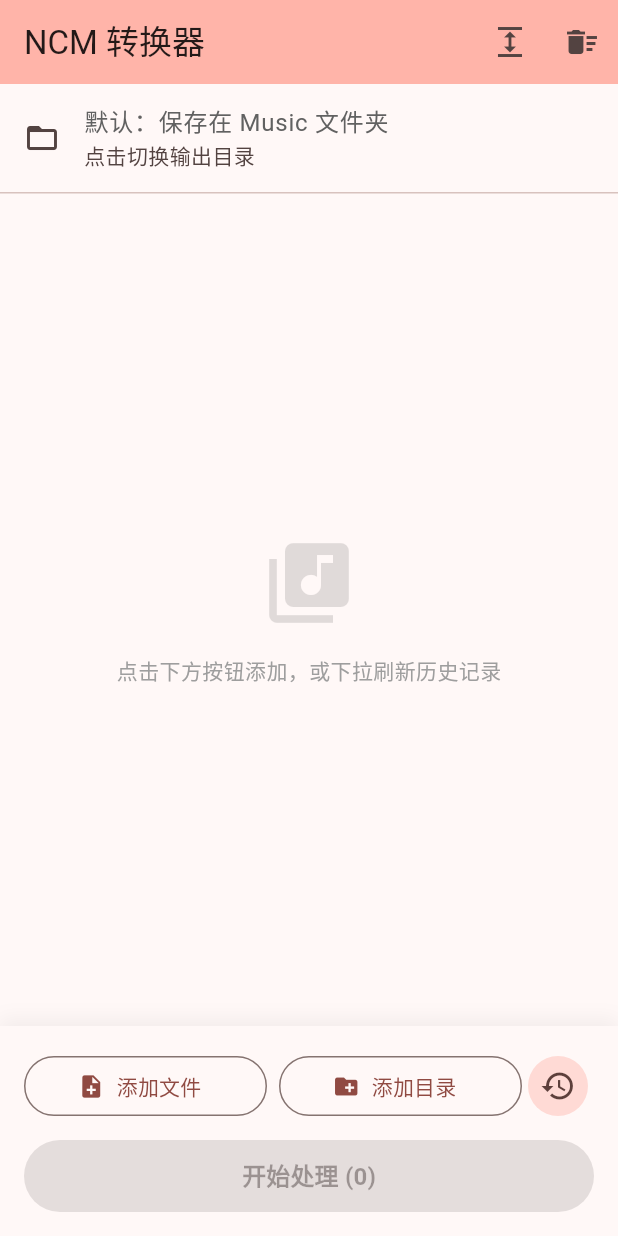
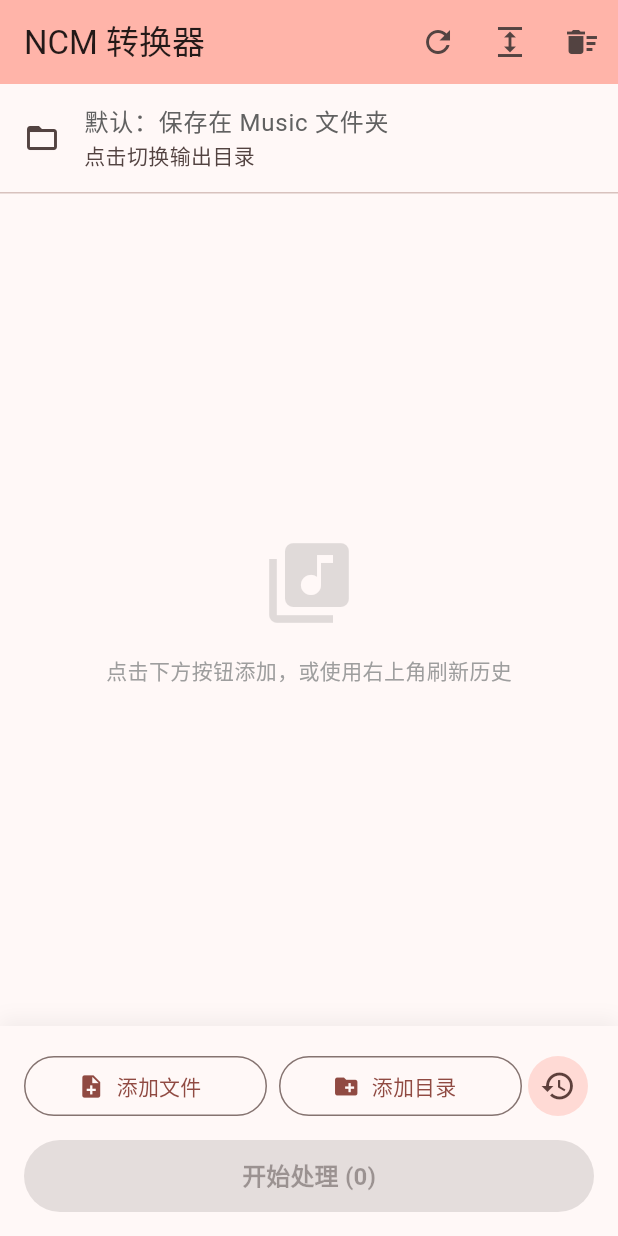
Before and after one commit to GrandDuke1106/ncmdump_mobile, a Flutter app: the screen it shows after launch, on a phone screen of 412 x 824 dp. Run offline on Flutter 3.47's test engine with Material 3 defaults, Android fonts, the light colour scheme and no system bars; our stand-ins replace device_info_plus, file_picker, permission_handler, shared_preferences; missing offline and left inert: dart:ffi.

Commit message:
improve ui

```diff
--- a/ncmdump_mobile/lib/main.dart
+++ b/ncmdump_mobile/lib/main.dart
@@ -7,7 +7,6 @@ import 'package:provider/provider.dart';
 import 'package:device_info_plus/device_info_plus.dart';
 import 'package:shared_preferences/shared_preferences.dart';
 
-// 引入服务文件
 import 'ncmdump_service.dart';
 
 void main() {
@@ -29,15 +28,13 @@ class NcmFile {
   String errorMessage;
 
   NcmFile(this.path)
-      // 使用 Platform.pathSeparator 自动适配 Windows(\) 和 Android(/)
       : name = path.split(Platform.pathSeparator).last,
         status = ProcessStatus.pending,
         errorMessage = "";
 }
 
-// 文件组类
 class FileGroup {
-  final String groupName; // 目录路径或"手动添加"
+  final String groupName;
   final List<NcmFile> files;
 
   FileGroup(this.groupName, this.files);
@@ -111,12 +108,10 @@ class FileListModel extends ChangeNotifier {
 
   // --- 权限逻辑 ---
   Future<bool> checkAndRequestPermission(BuildContext context) async {
-    // Windows 平台不需要请求外部存储权限
     if (Platform.isWindows || Platform.isLinux) return true;
 
     if (!Platform.isAndroid) return true;
 
-    // 使用 permission_handler 处理安卓权限
     final androidInfo = await DeviceInfoPlugin().androidInfo;
     final int sdkInt = androidInfo.version.sdkInt;
 
@@ -182,7 +177,6 @@ class FileListModel extends ChangeNotifier {
   }
 
   Future<void> scanDirectory(String path, BuildContext context, {bool silent = false}) async {
-    // 权限检查
     if (!await checkAndRequestPermission(context)) return;
 
     final dir = Directory(path);
@@ -276,11 +270,9 @@ class FileListModel extends ChangeNotifier {
     _isProcessing = true;
     notifyListeners();
 
-    // 目录适配：Windows 传空字符串由 Go 后端处理为源目录；Android 默认传 Music
     String defaultDir = (Platform.isWindows || Platform.isLinux) ? "" : "/storage/emulated/0/Music";
     String targetDir = _outputDirectory ?? defaultDir;
 
-    // 尝试创建目录（如果指定了目录且不是安卓默认目录）
     if (targetDir.isNotEmpty) {
        try {
         final dir = Directory(targetDir);
@@ -288,7 +280,7 @@ class FileListModel extends ChangeNotifier {
           await dir.create(recursive: true);
         }
       } catch (e) {
-        targetDir = ""; // 创建失败回退
+        targetDir = "";
       }
     }
 
@@ -300,7 +292,6 @@ class FileListModel extends ChangeNotifier {
         file.errorMessage = "";
         notifyListeners();
 
-        // 调用统一的 Service，自动识别平台
         String? error = await NcmDumpService.convertFile(file.path, targetDir);
 
         if (error == null) {
@@ -330,22 +321,18 @@ class MyApp extends StatelessWidget {
       theme: ThemeData(
         colorScheme: ColorScheme.fromSeed(seedColor: Colors.red),
         useMaterial3: true,
-        //设置字体回退，解决 Windows 上中文显示为日文字形的问题
         fontFamilyFallback: const ["Microsoft YaHei", "SimHei", "Noto Sans SC"],
       ),
-
-      //本地化配置
-      locale: const Locale('zh', 'CN'), // 显式指定中文
+      locale: const Locale('zh', 'CN'),
       supportedLocales: const [
-        Locale('zh', 'CN'), // 简体中文
-        //Locale('en', 'US'), // 英文
+        Locale('zh', 'CN'),
+        //Locale('en', 'US'),
       ],
       localizationsDelegates: const [
         GlobalMaterialLocalizations.delegate,
         GlobalWidgetsLocalizations.delegate,
         GlobalCupertinoLocalizations.delegate,
       ],
-
       home: const HomePage(),
     );
   }
@@ -368,6 +355,12 @@ class HomePage extends StatelessWidget {
         title: const Text('NCM 转换器'),
         backgroundColor: Theme.of(context).colorScheme.inversePrimary,
         actions: [
+          // [新增] 刷新按钮，用于桌面端备份或手动刷新
+          IconButton(
+            icon: const Icon(Icons.refresh),
+            tooltip: '重新扫描所有目录',
+            onPressed: model.isProcessing ? null : () => model.scanAllHistory(context),
+          ),
           IconButton(
             icon: Icon(model.isExpandedMode ? Icons.compress : Icons.expand),
             tooltip: model.isExpandedMode ? "收起文件名" : "展开完整文件名",
@@ -393,7 +386,6 @@ class HomePage extends StatelessWidget {
                     : _compactPath(model.outputDirectory!),
                 style: TextStyle(
                   color: model.outputDirectory == null ? Colors.grey[700] : Colors.black,
-                  // [修改点] 将 FontStyle.italic 改为 normal，避免在桌面端看起来非常倾斜模糊
                   fontStyle: FontStyle.normal,
                 ),
               ),
@@ -423,7 +415,7 @@ class HomePage extends StatelessWidget {
                       children: const [
                         Icon(Icons.library_music, size: 64, color: Colors.black12),
                         SizedBox(height: 16),
-                        Text("点击下方按钮添加，或下拉刷新历史记录", style: TextStyle(color: Colors.grey)),
+                        Text("点击下方按钮添加，或使用右上角刷新历史", style: TextStyle(color: Colors.grey)),
                       ],
                     ),
                   )
```
Also changed, not shown: .github/workflows/release.yaml, 1 other file.
